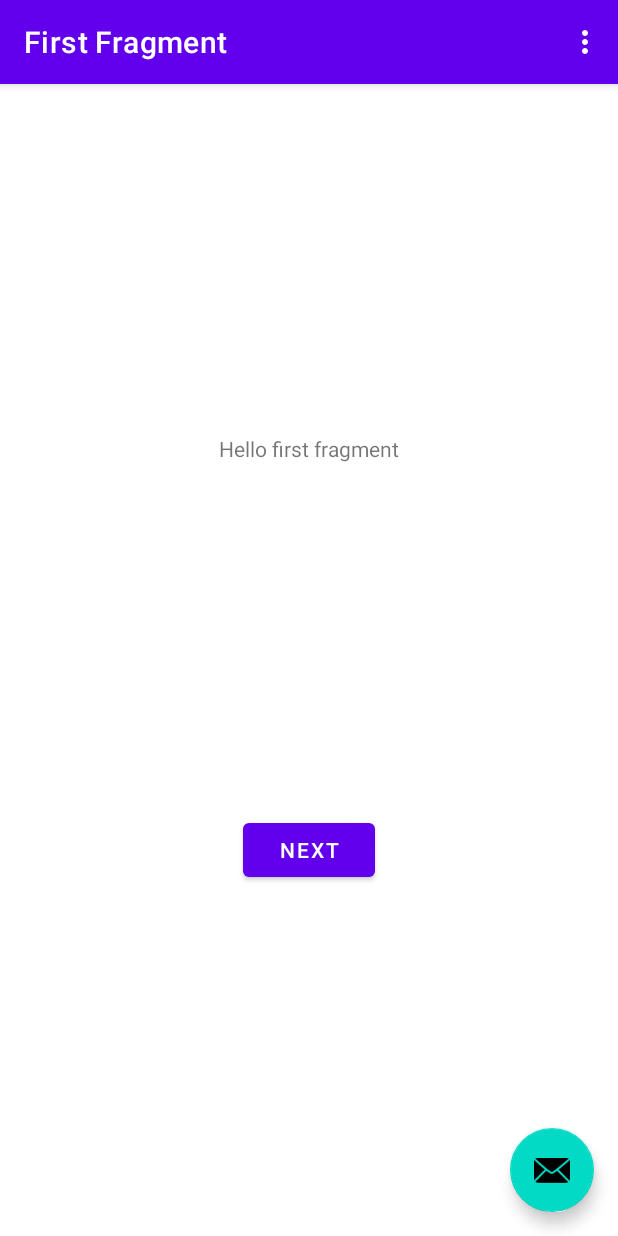
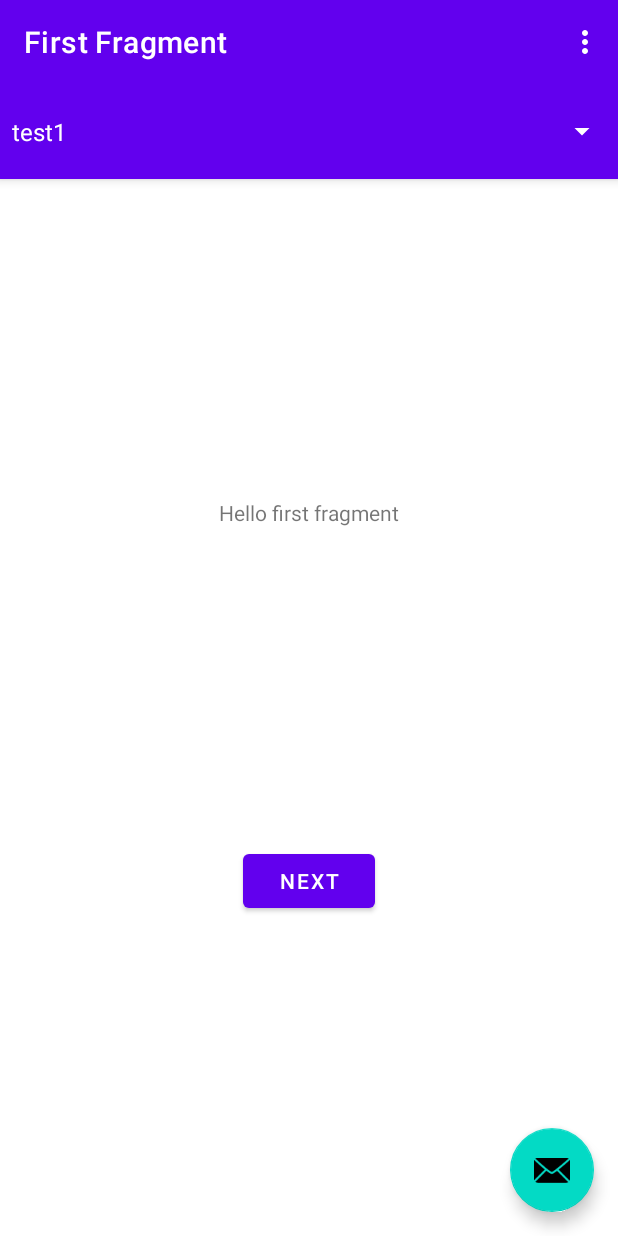
Before and after one commit to PearInJurassic/AdvancedSoftTesting, an Android app: the screen it shows after launch (MainActivity), on a phone screen of 412 x 824 dp. Run offline under Robolectric (Android 15) with nearby library versions, the phone set to English and light mode, and no system bars; our stand-ins replace navigation-ui.

```diff
--- a/app/src/main/res/layout/activity_main.xml
+++ b/app/src/main/res/layout/activity_main.xml
@@ -18,9 +18,18 @@
             android:background="?attr/colorPrimary"
             app:popupTheme="@style/Theme.MyApplication.PopupOverlay" />
 
+        <Spinner
+            android:id="@+id/spinner"
+            android:layout_width="match_parent"
+            android:layout_height="63dp"
+            android:entries="@array/testValues"
+            android:visibility="visible" />
+
     </com.google.android.material.appbar.AppBarLayout>
 
-    <include layout="@layout/content_main" />
+    <include
+        android:id="@+id/include"
+        layout="@layout/content_main" />
 
     <com.google.android.material.floatingactionbutton.FloatingActionButton
         android:id="@+id/fab"
@@ -28,6 +37,7 @@
         android:layout_height="wrap_content"
         android:layout_gravity="bottom|end"
         android:layout_marginEnd="@dimen/fab_margin"
+        android:layout_marginRight="@dimen/fab_margin"
         android:layout_marginBottom="16dp"
         app:srcCompat="@android:drawable/ic_dialog_email" />
 
--- /dev/null
+++ b/app/src/main/res/values/SpinnnerValues.xml
@@ -0,0 +1,8 @@
+<?xml version="1.0" encoding="utf-8"?>
+<resources>
+    <string-array name="testValues">
+        <item>test1</item>
+        <item>test2</item>
+        <item>test3</item>
+    </string-array>
+</resources>
```
